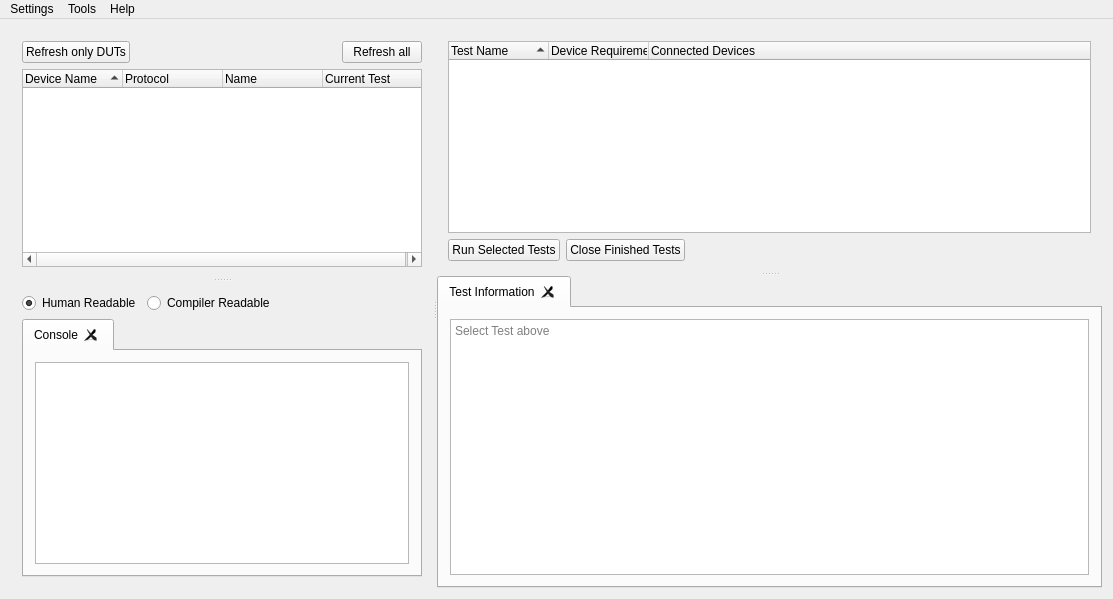
Before: the Qt Designer form src/Windows/mainwindow.ui in Crystal-Photonics/crystalTestFrameworkApp, drawn with Qt 5.
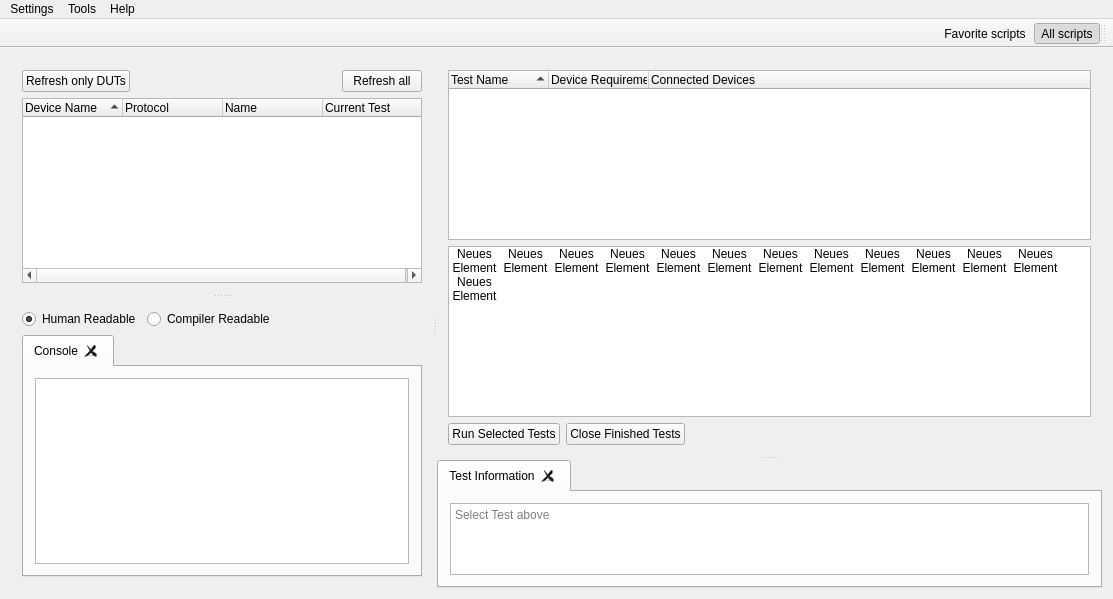
After: the same form once the commit is applied.

Commit message: refs #1128 "konfigurierbare quickbuttons um ein Script zu starten" -working on userinterface

```diff
--- a/src/Windows/mainwindow.ui
+++ b/src/Windows/mainwindow.ui
@@ -246,7 +246,7 @@
         <bool>false</bool>
        </property>
        <widget class="QWidget" name="layoutWidget">
-        <layout class="QVBoxLayout" name="verticalLayout" stretch="0,0">
+        <layout class="QVBoxLayout" name="verticalLayout" stretch="0,0,0">
          <item>
           <widget class="QTreeWidget" name="tests_list">
            <property name="contextMenuPolicy">
@@ -275,6 +275,87 @@
            </column>
           </widget>
          </item>
+         <item>
+          <widget class="QListWidget" name="test_simple_view">
+           <property name="contextMenuPolicy">
+            <enum>Qt::CustomContextMenu</enum>
+           </property>
+           <property name="editTriggers">
+            <set>QAbstractItemView::EditKeyPressed|QAbstractItemView::SelectedClicked</set>
+           </property>
+           <property name="viewMode">
+            <enum>QListView::IconMode</enum>
+           </property>
+           <property name="wordWrap">
+            <bool>true</bool>
+           </property>
+           <item>
+            <property name="text">
+             <string>Neues Element</string>
+            </property>
+           </item>
+           <item>
+            <property name="text">
+             <string>Neues Element</string>
+            </property>
+           </item>
+           <item>
+            <property name="text">
+             <string>Neues Element</string>
+            </property>
+           </item>
+           <item>
+            <property name="text">
+             <string>Neues Element</string>
+            </property>
+           </item>
+           <item>
+            <property name="text">
+             <string>Neues Element</string>
+            </property>
+           </item>
+           <item>
+            <property name="text">
+             <string>Neues Element</string>
+            </property>
+           </item>
+           <item>
+            <property name="text">
+             <string>Neues Element</string>
+            </property>
+           </item>
+           <item>
+            <property name="text">
+             <string>Neues Element</string>
+            </property>
+           </item>
+           <item>
+            <property name="text">
+             <string>Neues Element</string>
+            </property>
+           </item>
+           <item>
+            <property name="text">
+             <string>Neues Element</string>
+            </property>
+           </item>
+           <item>
+            <property name="text">
+             <string>Neues Element</string>
+            </property>
+           </item>
+           <item>
+            <property name="text">
+             <string>Neues Element</string>
+            </property>
+           </item>
+           <item>
+            <property name="text">
+             <string>Neues Element</string>
+            </property>
+           </item>
+          </widget>
+         </item>
          <item>
           <layout class="QHBoxLayout" name="horizontalLayout_3">
            <item>
@@ -379,6 +460,22 @@
    <addaction name="menuTools"/>
    <addaction name="menuHelp"/>
   </widget>
+  <widget class="QToolBar" name="toolBar">
+   <property name="windowTitle">
+    <string>toolBar</string>
+   </property>
+   <property name="layoutDirection">
+    <enum>Qt::RightToLeft</enum>
+   </property>
+   <attribute name="toolBarArea">
+    <enum>TopToolBarArea</enum>
+   </attribute>
+   <attribute name="toolBarBreak">
+    <bool>false</bool>
+   </attribute>
+   <addaction name="action_view_all_scripts"/>
+   <addaction name="action_view_favorite_scripts"/>
+  </widget>
   <action name="actionPaths">
    <property name="text">
     <string>Paths ...</string>
@@ -399,6 +496,31 @@
     <string>Info</string>
    </property>
   </action>
+  <action name="action_view_all_scripts">
+   <property name="checkable">
+    <bool>true</bool>
+   </property>
+   <property name="checked">
+    <bool>true</bool>
+   </property>
+   <property name="text">
+    <string>All scripts</string>
+   </property>
+   <property name="toolTip">
+    <string>All scripts</string>
+   </property>
+  </action>
+  <action name="action_view_favorite_scripts">
+   <property name="checkable">
+    <bool>true</bool>
+   </property>
+   <property name="checked">
+    <bool>false</bool>
+   </property>
+   <property name="text">
+    <string>Favorite scripts</string>
+   </property>
+  </action>
  </widget>
  <layoutdefault spacing="6" margin="11"/>
  <resources/>
```
Left out of the diff: 14 changed lines with no effect on the pictures. The commit also changes 25 other files.
